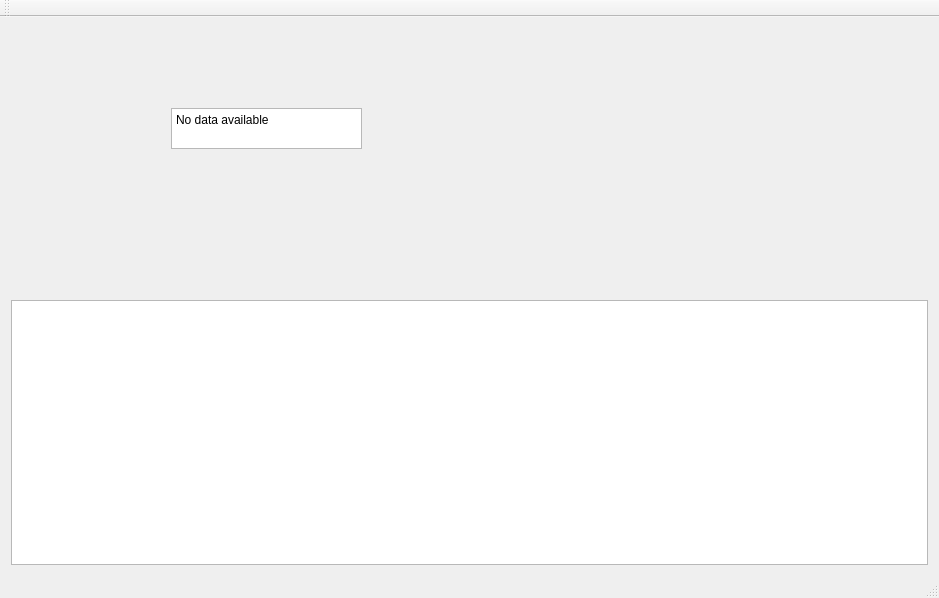
Before: the Qt Designer form mainwindow.ui in tontonmorale/pds-threaded-server, drawn with Qt 5.
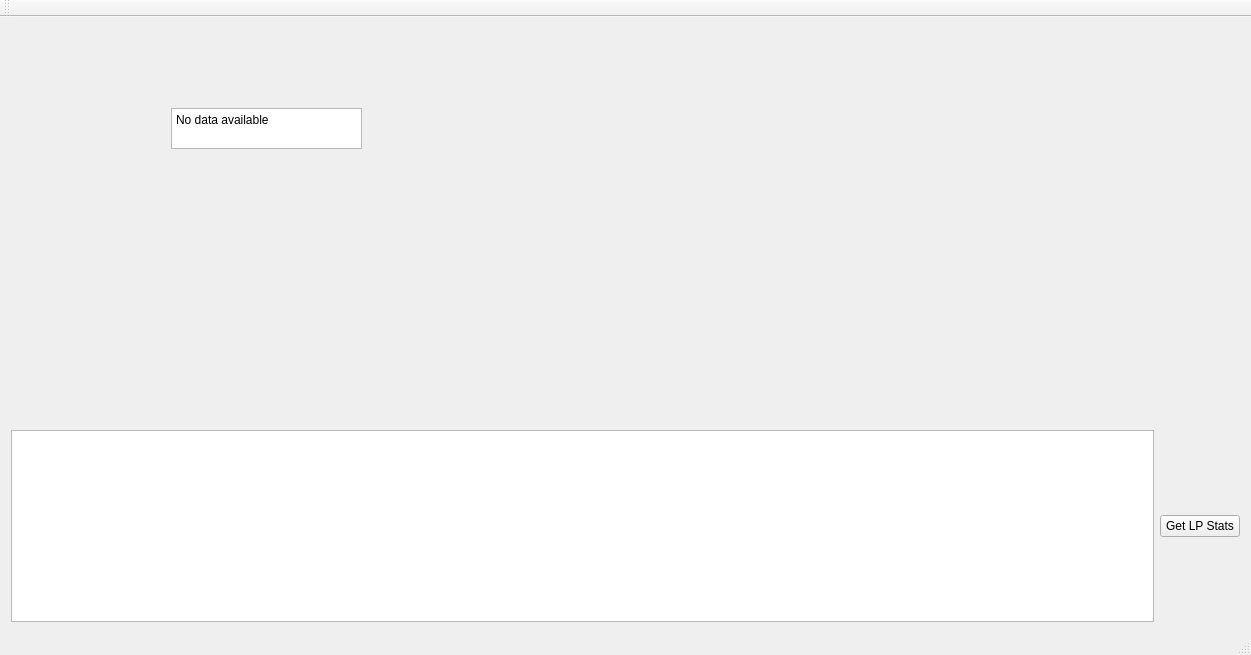
After: the same form once the commit is applied. Custom widgets are drawn as their Qt base class.

Commit message: inizio aggiunta altri grafici

Patch:
```diff
--- a/mainwindow.ui
+++ b/mainwindow.ui
@@ -6,8 +6,8 @@
    <rect>
     <x>0</x>
     <y>0</y>
-    <width>939</width>
-    <height>598</height>
+    <width>1251</width>
+    <height>655</height>
    </rect>
   </property>
   <property name="windowTitle">
@@ -15,22 +15,6 @@
   </property>
   <widget class="QWidget" name="centralWidget">
    <layout class="QGridLayout" name="gridLayout">
-    <item row="0" column="1">
-     <widget class="QChartView" name="mapView" native="true"/>
-    </item>
-    <item row="1" column="0" colspan="2">
-     <widget class="QPlainTextEdit" name="log">
-      <property name="sizePolicy">
-       <sizepolicy hsizetype="Expanding" vsizetype="Preferred">
-        <horstretch>0</horstretch>
-        <verstretch>0</verstretch>
-       </sizepolicy>
-      </property>
-      <property name="readOnly">
-       <bool>true</bool>
-      </property>
-     </widget>
-    </item>
     <item row="0" column="0">
      <widget class="QChartView" name="countChartView" native="true">
       <widget class="QPlainTextEdit" name="noChartData">
@@ -51,6 +35,29 @@
       </widget>
      </widget>
     </item>
+    <item row="0" column="1">
+     <widget class="QChartView" name="mapView" native="true"/>
+    </item>
+    <item row="1" column="0">
+     <widget class="QPlainTextEdit" name="log">
+      <property name="sizePolicy">
+       <sizepolicy hsizetype="Expanding" vsizetype="Preferred">
+        <horstretch>0</horstretch>
+        <verstretch>0</verstretch>
+       </sizepolicy>
+      </property>
+      <property name="readOnly">
+       <bool>true</bool>
+      </property>
+     </widget>
+    </item>
+    <item row="1" column="1">
+     <widget class="QPushButton" name="pushButton">
+      <property name="text">
+       <string>Get LP Stats</string>
+      </property>
+     </widget>
+    </item>
    </layout>
   </widget>
   <widget class="QMenuBar" name="menuBar">
```
Left out of the diff: 2 changed lines with no effect on the pictures. The commit also changes 2 other files.
